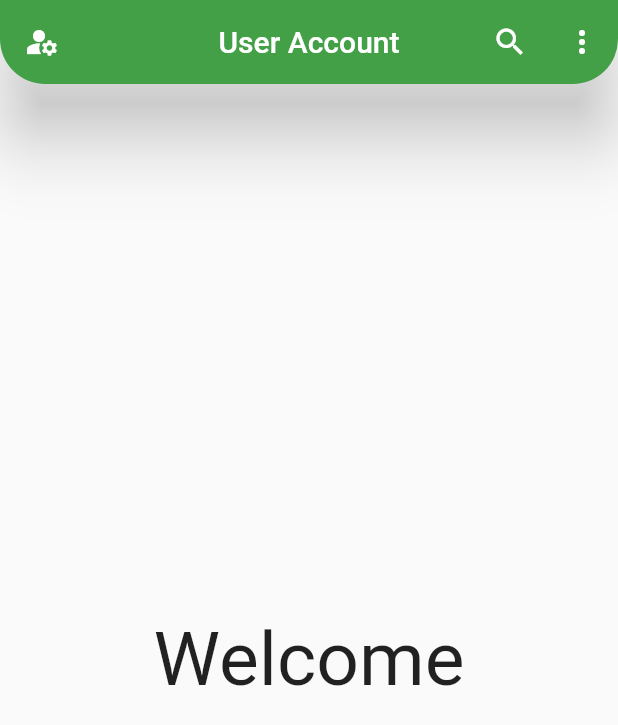
After one commit to AlwinVJ/firstflutterapp, a Flutter app: the screen it shows after launch, on a phone screen of 412 x 824 dp. The commit adds this screen. Shown: the top 725 px of the screen. Run offline on Flutter 3.47's test engine with Material 2 defaults, Android fonts, the phone set to English and light mode, and no system bars.

Commit message:
First commit on 27th December

```diff
--- /dev/null
+++ b/lib/widgets/container.dart
@@ -0,0 +1,36 @@
+import 'package:flutter/material.dart';
+class MyWidget extends StatelessWidget {
+  const MyWidget({super.key});
+
+  @override
+  Widget build(BuildContext context) {
+    return Scaffold(
+        // App Bar
+        appBar: AppBar(
+          title: Text('User Account'),
+          centerTitle: true,
+          //Backgroung color
+          backgroundColor: Colors.green[600],
+           //Leading - left-side of the appbar, leading is property
+          leading: IconButton(onPressed: (){}, icon: Icon(Icons.manage_accounts)),
+          // Actions - right-side of the appbar, action is a property
+          actions:[
+            IconButton(onPressed: () {}, icon: Icon(Icons.search)),
+            IconButton(onPressed: () {}, icon: Icon(Icons.more_vert)),
+          ],
+          //Shape property determines the property of the app bar
+          shape: RoundedRectangleBorder(borderRadius: BorderRadius.vertical(bottom: Radius.circular(30))),
+          // Elevation property controls the z axis of the app bar
+          // and gives a dropshadow to the appbar
+          elevation: 20.5,
+        ),
+
+        body: Center(
+          child: Text(
+            'Welcome',
+            style: TextStyle(fontSize: 50),
+          ),
+        ),
+      );
+  }
+}
```
Also changed, not shown: lib/main.dart (+2 -28 lines).
